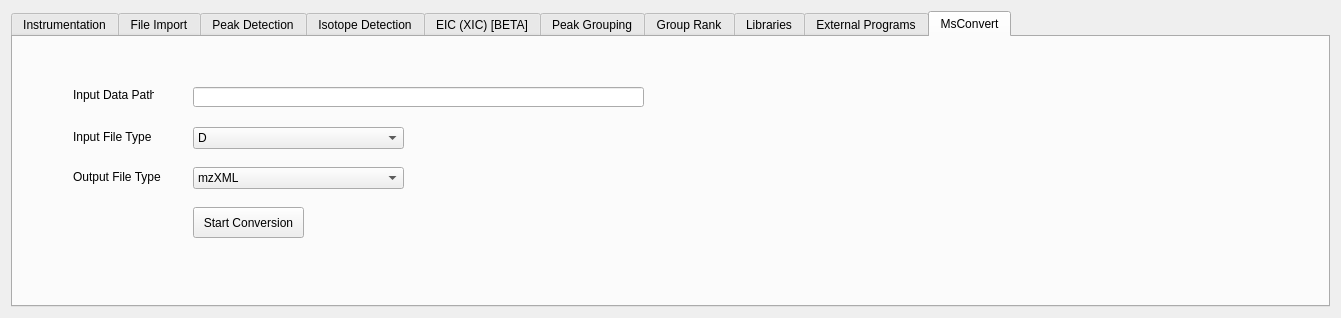
Before: the Qt Designer form src/gui/mzroll/forms/settingsform.ui in littlewonder/ElMaven, drawn with Qt 5.
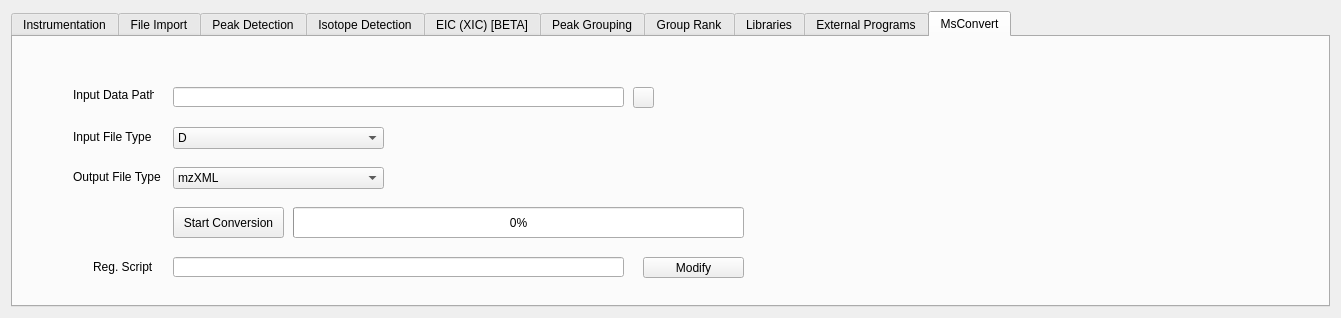
After: the same form once the commit is applied. The open tabs and pages were chosen to show the change. Icons and pictures are not drawn.

Commit message: ref msconvert functionalit and add custom bash script UI.

Diff of the .ui file:
```diff
--- a/src/gui/mzroll/forms/settingsform.ui
+++ b/src/gui/mzroll/forms/settingsform.ui
@@ -1364,7 +1364,7 @@
       <widget class="QLineEdit" name="msconvert_file_path">
        <property name="geometry">
         <rect>
-         <x>180</x>
+         <x>160</x>
          <y>50</y>
          <width>451</width>
          <height>20</height>
@@ -1387,7 +1387,7 @@
       <widget class="QComboBox" name="msconvert_output_file_type">
        <property name="geometry">
         <rect>
-         <x>180</x>
+         <x>160</x>
          <y>130</y>
          <width>211</width>
          <height>22</height>
@@ -1407,7 +1407,7 @@
       <widget class="QPushButton" name="msconvert_start_conversion_button">
        <property name="geometry">
         <rect>
-         <x>180</x>
+         <x>160</x>
          <y>170</y>
          <width>111</width>
          <height>31</height>
@@ -1433,7 +1433,7 @@
       <widget class="QComboBox" name="msconvert_input_type">
        <property name="geometry">
         <rect>
-         <x>180</x>
+         <x>160</x>
          <y>90</y>
          <width>211</width>
          <height>22</height>
@@ -1460,6 +1460,81 @@
         </property>
        </item>
       </widget>
+      <widget class="QProgressBar" name="progressBar">
+       <property name="geometry">
+        <rect>
+         <x>280</x>
+         <y>170</y>
+         <width>451</width>
+         <height>31</height>
+        </rect>
+       </property>
+       <property name="value">
+        <number>0</number>
+       </property>
+       <property name="invertedAppearance">
+        <bool>false</bool>
+       </property>
+      </widget>
+      <widget class="QPushButton" name="msconvertInputPath">
+       <property name="geometry">
+        <rect>
+         <x>620</x>
+         <y>50</y>
+         <width>21</width>
+         <height>21</height>
+        </rect>
+       </property>
+       <property name="text">
+        <string/>
+       </property>
+       <property name="icon">
+        <iconset resource="../mzroll.qrc">
+         <normaloff>:/images/fileopen.png</normaloff>:/images/fileopen.png</iconset>
+       </property>
+       <property name="iconSize">
+        <size>
+         <width>14</width>
+         <height>14</height>
+        </size>
+       </property>
+      </widget>
+      <widget class="QLabel" name="label_39">
+       <property name="geometry">
+        <rect>
+         <x>80</x>
+         <y>220</y>
+         <width>61</width>
+         <height>20</height>
+        </rect>
+       </property>
+       <property name="text">
+        <string>Reg. Script</string>
+       </property>
+      </widget>
+      <widget class="QLineEdit" name="scriptPathInput">
+       <property name="geometry">
+        <rect>
+         <x>160</x>
+         <y>220</y>
+         <width>451</width>
+         <height>20</height>
+        </rect>
+       </property>
+      </widget>
+      <widget class="QPushButton" name="bashScriptButton">
+       <property name="geometry">
+        <rect>
+         <x>630</x>
+         <y>220</y>
+         <width>101</width>
+         <height>21</height>
+        </rect>
+       </property>
+       <property name="text">
+        <string>Modify</string>
+       </property>
+      </widget>
      </widget>
     </widget>
    </item>
```
Left out of the diff: 16 changed lines with no effect on the pictures. The commit also changes 2 other files.
